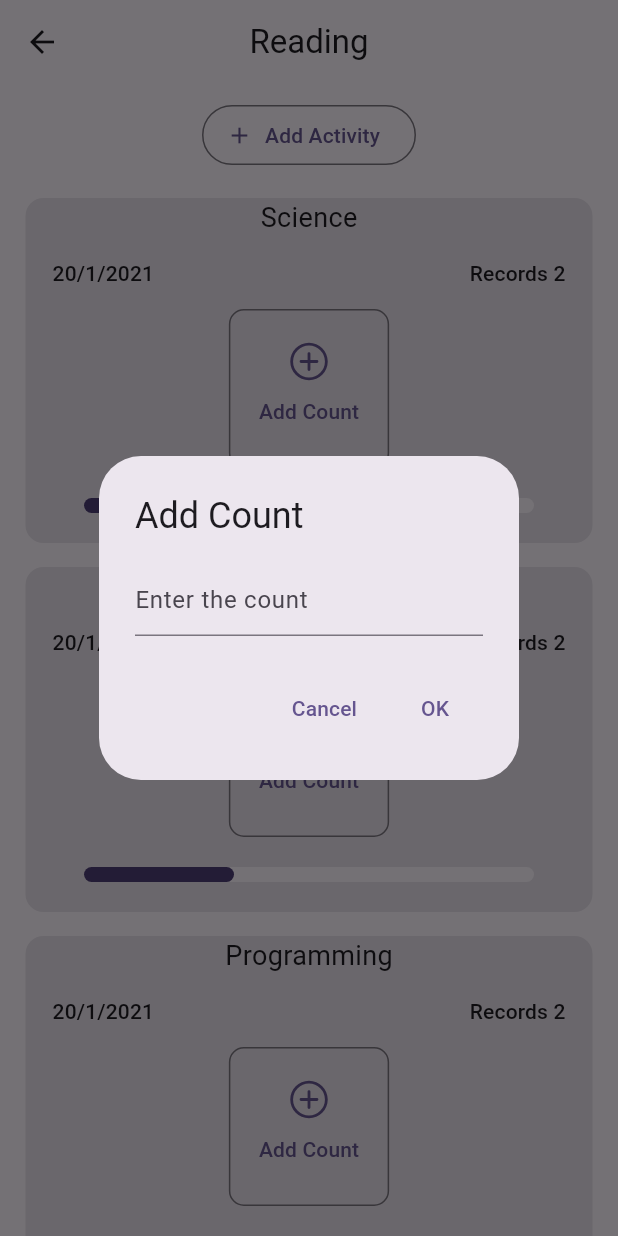
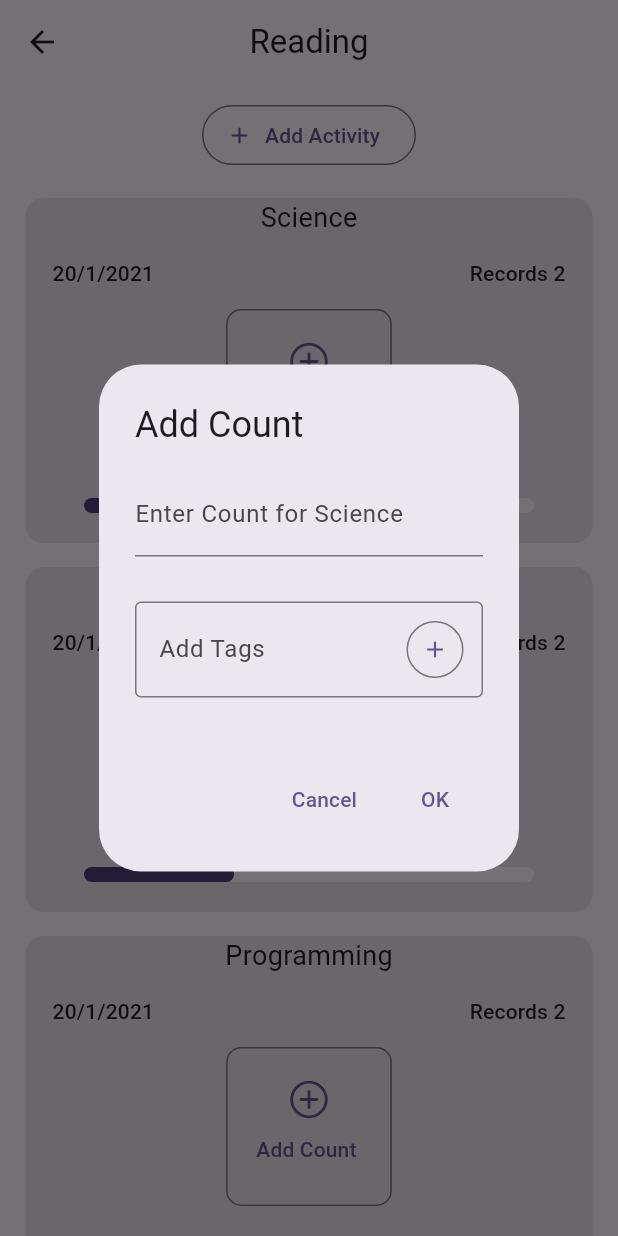
Before and after one commit to HaseebKahn365/workouts_v3, a Flutter app: the CategoryScreen screen opened directly with sample values from the repository, after a tap on "Add Count", on a phone screen of 412 x 824 dp. Run offline on Flutter 3.47's test engine with Material 3 defaults, Android fonts, the phone set to English and light mode, and no system bars; our stand-ins replace firebase_auth, firebase_core, fluentui_system_icons, google_sign_in, introduction_screen, shared_preferences; accounts and stored records are empty.

Commit message:
added the tags feature

```diff
--- a/lib/screens/category.dart
+++ b/lib/screens/category.dart
@@ -17,6 +17,8 @@ class CategoryScreen extends StatefulWidget {
 
 class _CategoryScreenState extends State<CategoryScreen> {
   TextEditingController _controller = TextEditingController();
+  TextEditingController _Tagcontroller = TextEditingController();
+  List<String> tags = [];
   @override
   Widget build(BuildContext context) {
     return Scaffold(
@@ -217,7 +219,12 @@ class _CategoryScreenState extends State<CategoryScreen> {
                                     builder: (BuildContext context) {
                                       return AlertDialog(
                                         title: Text("Add Count"),
-                                        content: TextField(
+                                        content: StatefulBuilder(
+                                          builder: (BuildContext context, StateSetter setState) {
+                                            return Column(
+                                              mainAxisSize: MainAxisSize.min,
+                                              children: [
+                                                TextField(
                                                   controller: _controller,
                                                   keyboardType: TextInputType.number,
                                                   inputFormatters: [
@@ -236,10 +243,73 @@ class _CategoryScreenState extends State<CategoryScreen> {
                                                     }),
                                                   ],
                                                   decoration: InputDecoration(
-                                            hintText: "Enter the count",
+                                                    //make sure to use overflow ellipses and also +activityname
+
+                                                    labelText: 'Enter Count for ' + activity.name,
                                                   ),
                                                   onChanged: (value) {
                                                     // You can perform additional actions here if needed
+                                                  },
+                                                ),
+
+                                                //use a single child scrollview to display the tags
+                                                const SizedBox(
+                                                  height: 10,
+                                                ),
+                                                SingleChildScrollView(
+                                                  scrollDirection: Axis.horizontal,
+                                                  child: Row(
+                                                    children: [
+                                                      for (int i = tags.length - 1; i >= 0; i--)
+                                                        Padding(
+                                                          padding: const EdgeInsets.symmetric(horizontal: 5.0),
+                                                          child: Chip(
+                                                            label: Text(tags[i]),
+                                                            onDeleted: () {
+                                                              setState(() {
+                                                                tags.removeAt(i);
+                                                              });
+                                                            },
+                                                          ),
+                                                        ),
+                                                    ],
+                                                  ),
+                                                ),
+
+                                                //tag controller
+
+                                                Padding(
+                                                  padding: const EdgeInsets.symmetric(vertical: 20),
+                                                  child: TextField(
+                                                    controller: _Tagcontroller,
+                                                    decoration: InputDecoration(
+                                                      border: OutlineInputBorder(),
+                                                      labelText: 'Add Tags',
+                                                      suffixIcon: Padding(
+                                                        padding: const EdgeInsets.all(8.0),
+                                                        child: OutlinedButton(
+                                                          onPressed: () {
+                                                            if (_Tagcontroller.text.isNotEmpty) {
+                                                              setState(() {
+                                                                tags.add(_Tagcontroller.text);
+                                                                _Tagcontroller.text = "";
+                                                              });
+                                                            }
+                                                          },
+                                                          style: OutlinedButton.styleFrom(
+                                                            foregroundColor: Theme.of(context).colorScheme.primary,
+                                                            padding: EdgeInsets.symmetric(horizontal: 10, vertical: 10),
+                                                            minimumSize: Size(0, 0),
+                                                          ),
+                                                          child: Icon(Icons.add),
+                                                        ),
+                                                      ),
+                                                    ),
+                                                    maxLines: 1,
+                                                  ),
+                                                ),
+                                              ],
+                                            );
                                           },
                                         ),
                                         actions: [
@@ -255,14 +325,15 @@ class _CategoryScreenState extends State<CategoryScreen> {
                                               int? count = int.tryParse(_controller.text);
 
                                               if (count != null && count > 0 && count <= 5000) {
-                                                // Do something with the valid count value
                                                 print('Valid count: $count');
-                                                //reset the controller text
                                               } else {
-                                                // Handle invalid input
                                                 print('Invalid input');
                                               }
                                               _controller.text = "";
+                                              //clear the tags controller
+                                              _Tagcontroller.text = "";
+                                              //empty the tag list
+                                              tags = [];
 
                                               Navigator.pop(context);
                                             },
@@ -281,7 +352,7 @@ class _CategoryScreenState extends State<CategoryScreen> {
                                   Padding(
                                     padding: const EdgeInsets.symmetric(vertical: 8.0),
                                     child: Text(
-                                      (widget.category.isCountBased == true) ? "Add Count" : "Add Time",
+                                      (widget.category.isCountBased == true) ? "Add Count " : "Add Time",
                                     ),
                                   ),
                                 ],
```
Lines whose indentation alone changed are shown as unchanged.
